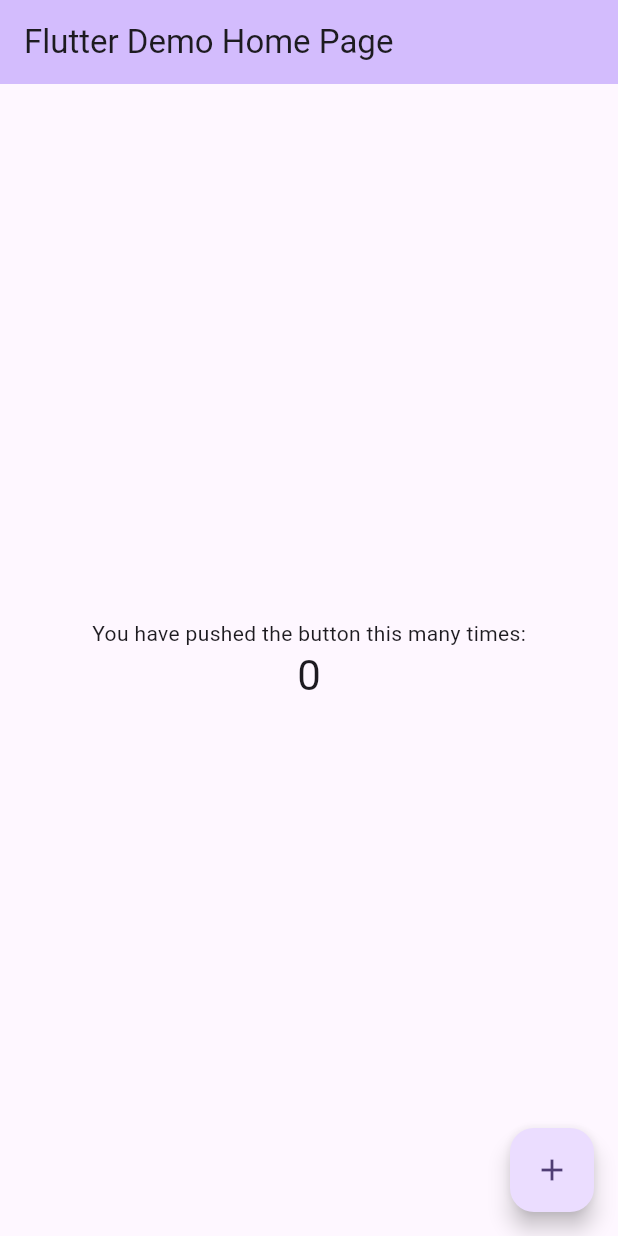
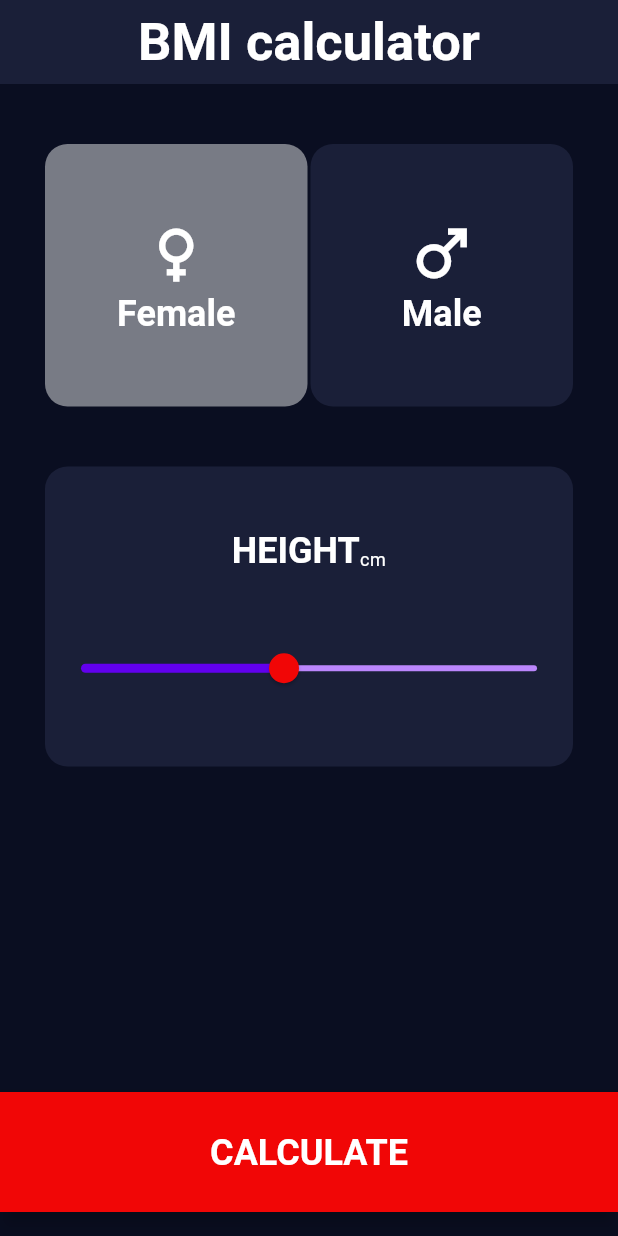
Before and after one commit to alirezaproject/flutter_bmi_calculator, a Flutter app: the screen it shows after launch, on a phone screen of 412 x 824 dp. Run offline on Flutter 3.47's test engine with Material 3 defaults, Android fonts, the phone set to English and light mode, and no system bars; our stand-ins replace google_fonts.

Commit message:
gender  and height ui

```diff
--- /dev/null
+++ b/lib/configs/colors.dart
@@ -0,0 +1,14 @@
+import 'package:flutter/material.dart';
+
+class AppColors {
+  static const Color primaryColor = Color(0xffF10606);
+
+  static const Color backgroundColor = Color(0xff0A0E21);
+
+  static const Color primaryTextColor = Color(0xffFFFFFF);
+
+  static const Color onPrimaryContainer = Color(0xff1A1F38);
+
+  static const Color sliderActiveColor = Color(0xff6200EE);
+  static const Color sliderInActiveColor = Color(0xffBB86FC);
+}
--- /dev/null
+++ b/lib/configs/theme.dart
@@ -0,0 +1,37 @@
+import 'package:bmi_calculator/configs/colors.dart';
+import 'package:flutter/material.dart';
+import 'package:google_fonts/google_fonts.dart';
+
+class AppTheme {
+  static final TextStyle _darkTitleLarge = GoogleFonts.roboto().copyWith(
+    color: AppColors.primaryTextColor,
+    fontWeight: FontWeight.bold,
+    fontSize: 35,
+  );
+
+  static final TextStyle _darkDisplaySmall = GoogleFonts.roboto().copyWith(
+    color: AppColors.primaryTextColor,
+    fontWeight: FontWeight.bold,
+    fontSize: 24,
+  );
+
+  static final TextStyle _darkBodySmall = GoogleFonts.roboto().copyWith();
+
+  static ThemeData darkTheme() {
+    return ThemeData.dark().copyWith(
+      sliderTheme: SliderThemeData(
+        activeTrackColor: AppColors.sliderActiveColor,
+        inactiveTrackColor: AppColors.sliderInActiveColor,
+        thumbColor: AppColors.primaryColor,
+        valueIndicatorTextStyle: _darkBodySmall,
+        valueIndicatorColor: AppColors.primaryColor,
+      ),
+      scaffoldBackgroundColor: AppColors.backgroundColor,
+      textTheme: TextTheme(
+        titleLarge: _darkTitleLarge,
+        displaySmall: _darkDisplaySmall,
+        bodySmall: _darkBodySmall,
+      ),
+    );
+  }
+}
--- a/lib/main.dart
+++ b/lib/main.dart
@@ -1,3 +1,5 @@
+import 'package:bmi_calculator/configs/theme.dart';
+import 'package:bmi_calculator/screens/home_screen.dart';
 import 'package:flutter/material.dart';
 
 void main() {
@@ -11,115 +13,10 @@ class MyApp extends StatelessWidget {
   @override
   Widget build(BuildContext context) {
     return MaterialApp(
-      title: 'Flutter Demo',
-      theme: ThemeData(
-        // This is the theme of your application.
-        //
-        // TRY THIS: Try running your application with "flutter run". You'll see
-        // the application has a purple toolbar. Then, without quitting the app,
-        // try changing the seedColor in the colorScheme below to Colors.green
-        // and then invoke "hot reload" (save your changes or press the "hot
-        // reload" button in a Flutter-supported IDE, or press "r" if you used
-        // the command line to start the app).
-        //
-        // Notice that the counter didn't reset back to zero; the application
-        // state is not lost during the reload. To reset the state, use hot
-        // restart instead.
-        //
-        // This works for code too, not just values: Most code changes can be
-        // tested with just a hot reload.
-        colorScheme: ColorScheme.fromSeed(seedColor: Colors.deepPurple),
-        useMaterial3: true,
-      ),
-      home: const MyHomePage(title: 'Flutter Demo Home Page'),
+      debugShowCheckedModeBanner: false,
+      title: 'BMI Calculator',
+      theme: AppTheme.darkTheme(),
+      home: const HomeScreen(),
     );
   }
 }
-
-class MyHomePage extends StatefulWidget {
-  const MyHomePage({super.key, required this.title});
-
-  // This widget is the home page of your application. It is stateful, meaning
-  // that it has a State object (defined below) that contains fields that affect
-  // how it looks.
-
-  // This class is the configuration for the state. It holds the values (in this
-  // case the title) provided by the parent (in this case the App widget) and
-  // used by the build method of the State. Fields in a Widget subclass are
-  // always marked "final".
-
-  final String title;
-
-  @override
-  State<MyHomePage> createState() => _MyHomePageState();
-}
-
-class _MyHomePageState extends State<MyHomePage> {
-  int _counter = 0;
-
-  void _incrementCounter() {
-    setState(() {
-      // This call to setState tells the Flutter framework that something has
-      // changed in this State, which causes it to rerun the build method below
-      // so that the display can reflect the updated values. If we changed
-      // _counter without calling setState(), then the build method would not be
-      // called again, and so nothing would appear to happen.
-      _counter++;
-    });
-  }
-
-  @override
-  Widget build(BuildContext context) {
-    // This method is rerun every time setState is called, for instance as done
-    // by the _incrementCounter method above.
-    //
-    // The Flutter framework has been optimized to make rerunning build methods
-    // fast, so that you can just rebuild anything that needs updating rather
-    // than having to individually change instances of widgets.
-    return Scaffold(
-      appBar: AppBar(
-        // TRY THIS: Try changing the color here to a specific color (to
-        // Colors.amber, perhaps?) and trigger a hot reload to see the AppBar
-        // change color while the other colors stay the same.
-        backgroundColor: Theme.of(context).colorScheme.inversePrimary,
-        // Here we take the value from the MyHomePage object that was created by
-        // the App.build method, and use it to set our appbar title.
-        title: Text(widget.title),
-      ),
-      body: Center(
-        // Center is a layout widget. It takes a single child and positions it
-        // in the middle of the parent.
-        child: Column(
-          // Column is also a layout widget. It takes a list of children and
-          // arranges them vertically. By default, it sizes itself to fit its
-          // children horizontally, and tries to be as tall as its parent.
-          //
-          // Column has various properties to control how it sizes itself and
-          // how it positions its children. Here we use mainAxisAlignment to
-          // center the children vertically; the main axis here is the vertical
-          // axis because Columns are vertical (the cross axis would be
-          // horizontal).
-          //
-          // TRY THIS: Invoke "debug painting" (choose the "Toggle Debug Paint"
-          // action in the IDE, or press "p" in the console), to see the
-          // wireframe for each widget.
-          mainAxisAlignment: MainAxisAlignment.center,
-          children: <Widget>[
-            const Text(
-              'You have pushed the button this many times:',
-            ),
-            Text(
-              '$_counter',
-              style: Theme.of(context).textTheme.headlineMedium,
-            ),
-          ],
-        ),
-      ),
-      floatingActionButton: FloatingActionButton(
-        onPressed: _incrementCounter,
-        tooltip: 'Increment',
-        child: const Icon(Icons.add),
-      ), // This trailing comma makes auto-formatting nicer for build methods.
-    );
-  }
-}
--- /dev/null
+++ b/lib/screens/home_screen.dart
@@ -0,0 +1,132 @@
+import 'package:bmi_calculator/configs/colors.dart';
+import 'package:bmi_calculator/screens/result_screen.dart';
+import 'package:bmi_calculator/widgets/custom_app_bar.dart';
+import 'package:bmi_calculator/widgets/gender_container.dart';
+import 'package:flutter/material.dart';
+
+class HomeScreen extends StatelessWidget {
+  const HomeScreen({super.key});
+
+  @override
+  Widget build(BuildContext context) {
+    final theme = Theme.of(context);
+    return Scaffold(
+      appBar: CustomAppBar(theme: theme, title: 'BMI calculator', appBar: AppBar()),
+      floatingActionButtonLocation: FloatingActionButtonLocation.centerFloat,
+      floatingActionButton: _CalculateButton(theme: theme),
+      body: Padding(
+        padding: const EdgeInsets.symmetric(horizontal: 30, vertical: 40),
+        child: Column(
+          children: [
+            const _GenderContainer(),
+            const SizedBox(
+              height: 40,
+            ),
+            _HeightContainer(),
+          ],
+        ),
+      ),
+    );
+  }
+}
+
+class _HeightContainer extends StatefulWidget {
+  const _HeightContainer();
+
+  @override
+  State<_HeightContainer> createState() => _HeightContainerState();
+}
+
+class _HeightContainerState extends State<_HeightContainer> {
+  double height = 150;
+  @override
+  Widget build(BuildContext context) {
+    final theme = Theme.of(context);
+    return Container(
+      width: double.infinity,
+      height: 200,
+      decoration: BoxDecoration(
+        color: AppColors.onPrimaryContainer,
+        borderRadius: BorderRadius.circular(15),
+      ),
+      child: Column(
+        mainAxisAlignment: MainAxisAlignment.center,
+        children: [
+          Row(
+            mainAxisAlignment: MainAxisAlignment.center,
+            crossAxisAlignment: CrossAxisAlignment.end,
+            children: [
+              Text(
+                'HEIGHT',
+                style: theme.textTheme.displaySmall,
+              ),
+              Text(
+                'cm',
+                style: theme.textTheme.bodySmall,
+              ),
+            ],
+          ),
+          const SizedBox(
+            height: 40,
+          ),
+          Slider(
+            value: height,
+            min: 70,
+            max: 250,
+            divisions: 250 - 70,
+            label: height.round().toString(),
+            onChanged: (value) {
+              setState(() {
+                height = value.roundToDouble();
+              });
+            },
+          )
+        ],
+      ),
+    );
+  }
+}
+
+class _GenderContainer extends StatelessWidget {
+  const _GenderContainer();
+
+  @override
+  Widget build(BuildContext context) {
+    return const Row(
+      mainAxisAlignment: MainAxisAlignment.spaceBetween,
+      children: [
+        GenderContainer(title: 'Female', isSelected: true, icon: Icons.female),
+        GenderContainer(title: 'Male', isSelected: false, icon: Icons.male),
+      ],
+    );
+  }
+}
+
+class _CalculateButton extends StatelessWidget {
+  const _CalculateButton({
+    required this.theme,
+  });
+
+  final ThemeData theme;
+
+  @override
+  Widget build(BuildContext context) {
+    return SizedBox(
+      width: double.infinity,
+      height: 80,
+      child: FloatingActionButton.extended(
+        backgroundColor: AppColors.primaryColor,
+        shape: const RoundedRectangleBorder(borderRadius: BorderRadius.zero),
+        onPressed: () {
+          Navigator.of(context).push(MaterialPageRoute(
+            builder: (context) => const ResultScreen(),
+          ));
+        },
+        label: Text(
+          'CALCULATE',
+          style: theme.textTheme.displaySmall,
+        ),
+      ),
+    );
+  }
+}
--- /dev/null
+++ b/lib/screens/result_screen.dart
@@ -0,0 +1,18 @@
+import 'package:bmi_calculator/widgets/custom_app_bar.dart';
+import 'package:flutter/material.dart';
+
+class ResultScreen extends StatelessWidget {
+  const ResultScreen({super.key});
+
+  @override
+  Widget build(BuildContext context) {
+    final theme = Theme.of(context);
+    return Scaffold(
+      appBar: CustomAppBar(
+        theme: theme,
+        title: 'Your Result',
+        appBar: AppBar(),
+      ),
+    );
+  }
+}
--- /dev/null
+++ b/lib/widgets/custom_app_bar.dart
@@ -0,0 +1,25 @@
+import 'package:bmi_calculator/configs/colors.dart';
+import 'package:flutter/material.dart';
+
+class CustomAppBar extends StatelessWidget implements PreferredSizeWidget {
+  const CustomAppBar({super.key, required this.theme, required this.title, required this.appBar});
+
+  final ThemeData theme;
+  final String title;
+  final AppBar appBar;
+
+  @override
+  Widget build(BuildContext context) {
+    return AppBar(
+      backgroundColor: AppColors.onPrimaryContainer,
+      centerTitle: true,
+      title: Text(
+        title,
+        style: theme.textTheme.titleLarge,
+      ),
+    );
+  }
+
+  @override
+  Size get preferredSize => Size.fromHeight(appBar.preferredSize.height);
+}
--- /dev/null
+++ b/lib/widgets/gender_container.dart
@@ -0,0 +1,36 @@
+import 'package:bmi_calculator/configs/colors.dart';
+import 'package:flutter/material.dart';
+
+class GenderContainer extends StatelessWidget {
+  const GenderContainer({super.key, required this.title, required this.isSelected, required this.icon});
+
+  final String title;
+  final bool isSelected;
+  final IconData icon;
+
+  @override
+  Widget build(BuildContext context) {
+    final theme = Theme.of(context);
+    return Container(
+      width: 175,
+      height: 175,
+      decoration: BoxDecoration(
+        color: isSelected ? Colors.white.withOpacity(0.45) : AppColors.onPrimaryContainer,
+        borderRadius: BorderRadius.circular(15),
+      ),
+      child: Column(
+        mainAxisAlignment: MainAxisAlignment.center,
+        children: [
+          Icon(
+            icon,
+            size: 50,
+          ),
+          Text(
+            title,
+            style: theme.textTheme.displaySmall,
+          ),
+        ],
+      ),
+    );
+  }
+}
--- a/pubspec.yaml
+++ b/pubspec.yaml
@@ -35,6 +35,7 @@ dependencies:
   # The following adds the Cupertino Icons font to your application.
   # Use with the CupertinoIcons class for iOS style icons.
   cupertino_icons: ^1.0.6
+  google_fonts: ^6.2.1
 
 dev_dependencies:
   flutter_test:
```
Also changed, not shown: pubspec.lock (added), 5 other files.
